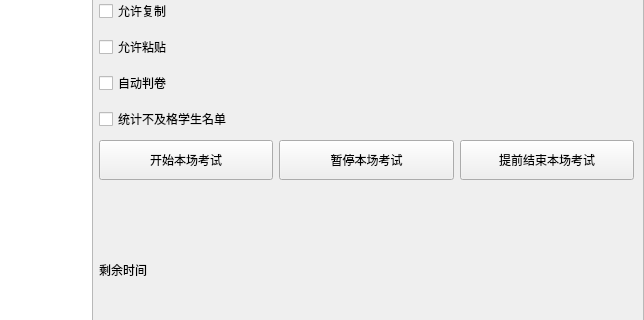
Before: the Qt Designer form Server_part/ServerWindow.ui in MRcao1001/Ddecode-QT-TCP-customWidget-MVD-MVC-MVVM-, drawn with Qt 5; both pictures show x 453 to 1097 and y 110 to 430 of the 1097 by 675 pixel window.
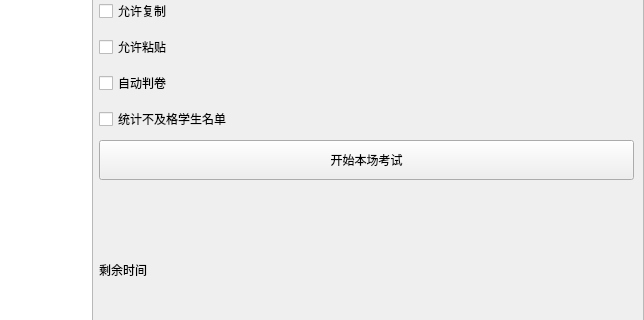
After: the same form once the commit is applied. The open tabs and pages were chosen to show the change. Icons and pictures are not drawn.

```diff
--- a/Server_part/ServerWindow.ui
+++ b/Server_part/ServerWindow.ui
@@ -869,32 +869,6 @@
                 </property>
                </widget>
               </item>
-              <item>
-               <widget class="QPushButton" name="pushButton_26">
-                <property name="minimumSize">
-                 <size>
-                  <width>0</width>
-                  <height>40</height>
-                 </size>
-                </property>
-                <property name="text">
-                 <string>暂停本场考试</string>
-                </property>
-               </widget>
-              </item>
-              <item>
-               <widget class="QPushButton" name="pushButton_11">
-                <property name="minimumSize">
-                 <size>
-                  <width>0</width>
-                  <height>40</height>
-                 </size>
-                </property>
-                <property name="text">
-                 <string>提前结束本场考试</string>
-                </property>
-               </widget>
-              </item>
              </layout>
             </item>
             <item>
```
Left out of the diff: 2 changed lines with no effect on the pictures.
